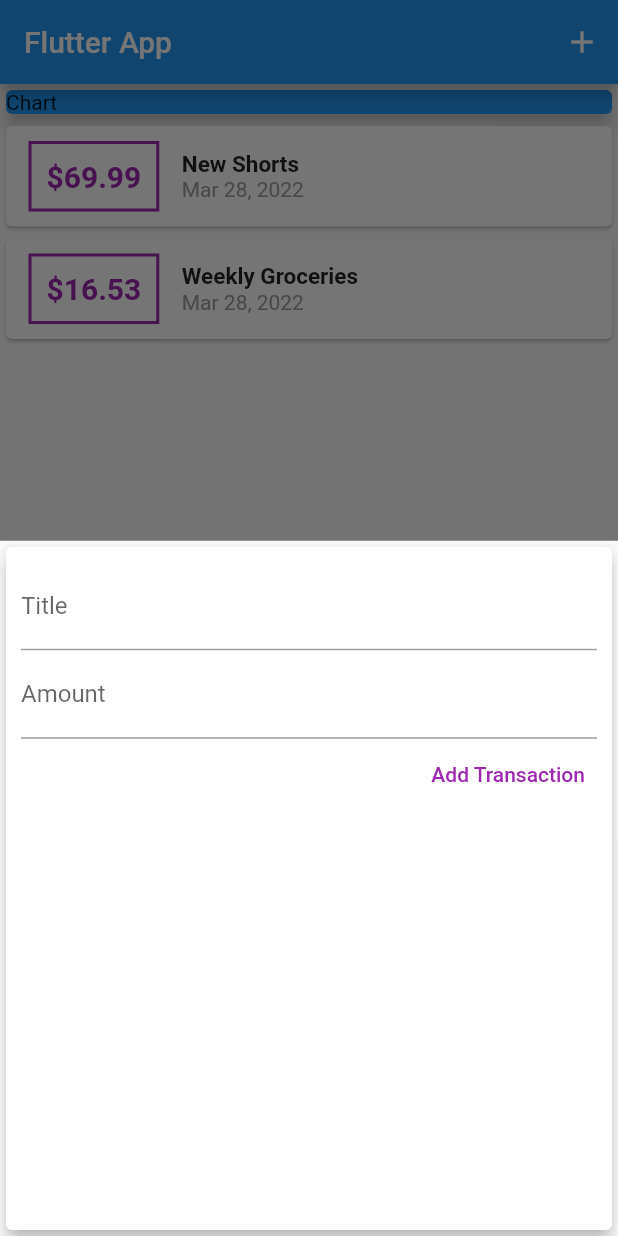
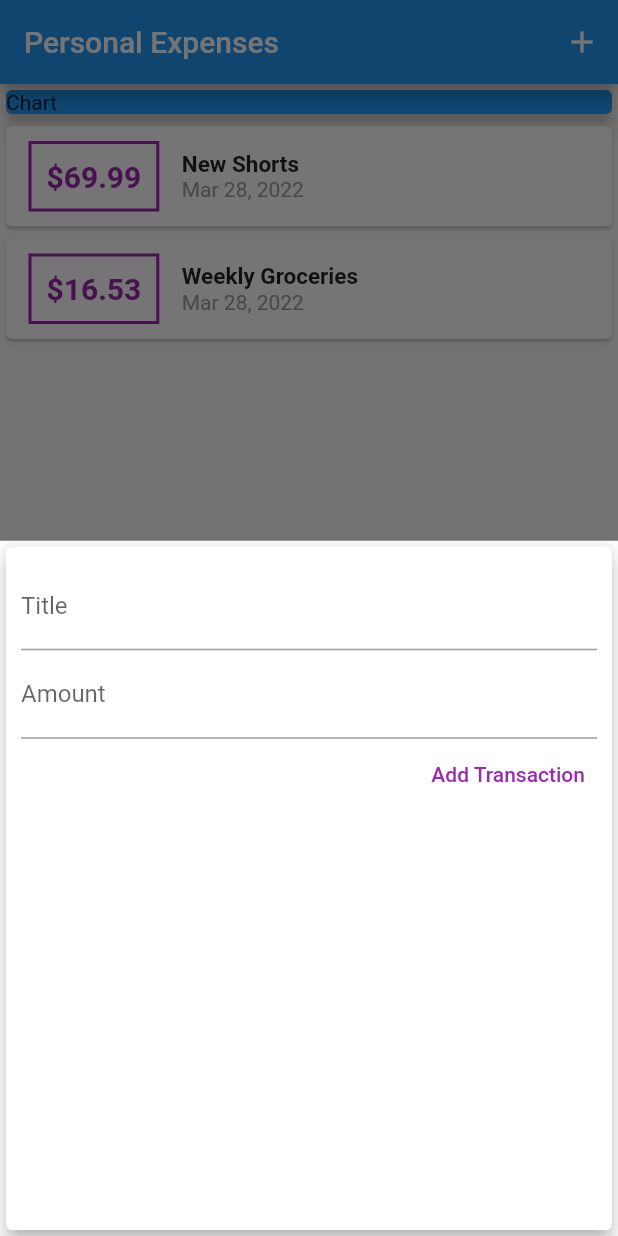
Before and after one commit to aptx113/personal_expenses_app, a Flutter app: the screen it shows after launch, after a tap on the "add" icon, on a phone screen of 412 x 824 dp. Run offline on Flutter 3.47's test engine with Material 2 defaults, Android fonts, the phone set to English and light mode, and no system bars.

Commit message:
Refactor new transaction widget to stateful widget

```diff
--- a/lib/main.dart
+++ b/lib/main.dart
@@ -12,7 +12,7 @@ class MyApp extends StatelessWidget {
   @override
   Widget build(BuildContext context) {
     return MaterialApp(
-      title: 'Flutter App',
+      title: 'Personal Expenses',
       home: MyHomePage(),
     );
   }
@@ -60,7 +60,7 @@ class _MyHomePageState extends State<MyHomePage> {
   @override
   Widget build(BuildContext context) {
     return Scaffold(
-      appBar: AppBar(title: Text('Flutter App'), actions: <Widget>[
+      appBar: AppBar(title: Text('Personal Expenses'), actions: <Widget>[
         IconButton(
             onPressed: () => startAddNewtransaction(context),
             icon: Icon(Icons.add))
--- a/lib/widgets/new_transaction.dart
+++ b/lib/widgets/new_transaction.dart
@@ -1,12 +1,19 @@
 import 'package:flutter/material.dart';
 
-class NewTransaction extends StatelessWidget {
+class NewTransaction extends StatefulWidget {
   NewTransaction(
     this.onSumit,
   );
 
+  final Function onSumit;
+
+  @override
+  State<NewTransaction> createState() => _NewTransactionState();
+}
+
+class _NewTransactionState extends State<NewTransaction> {
   final amountController = TextEditingController();
-  final Function onSumit;
+
   final titleController = TextEditingController();
 
   void sumitData() {
@@ -17,7 +24,8 @@ class NewTransaction extends StatelessWidget {
       return;
     }
 
-    onSumit(enteredTitle, enteredAmount);
+    widget.onSumit(enteredTitle, enteredAmount);
+    Navigator.of(context).pop();
   }
 
   @override
```
